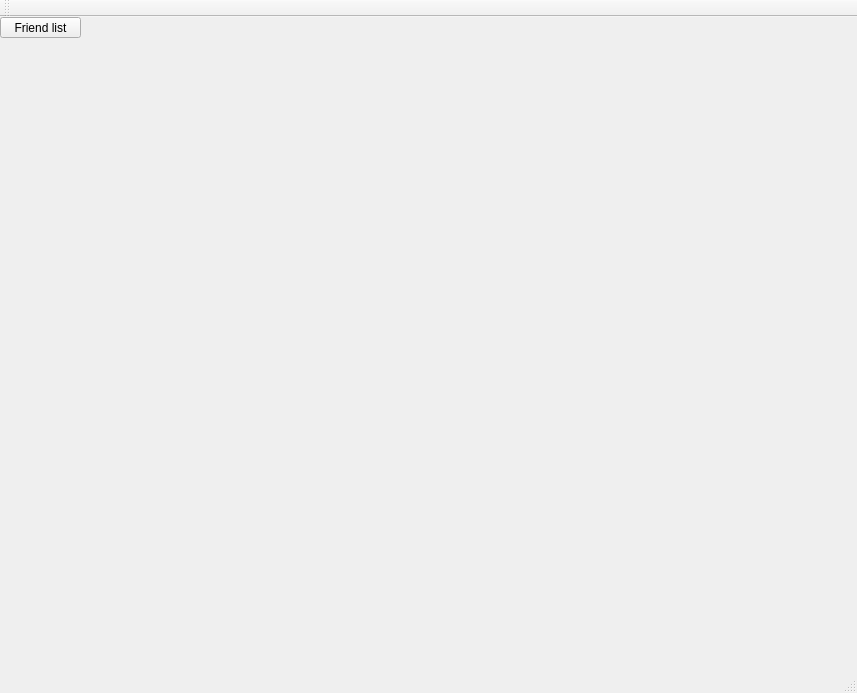
Qt form mainwindow.ui (bogdyname/Freechat-Windows) before a commit.
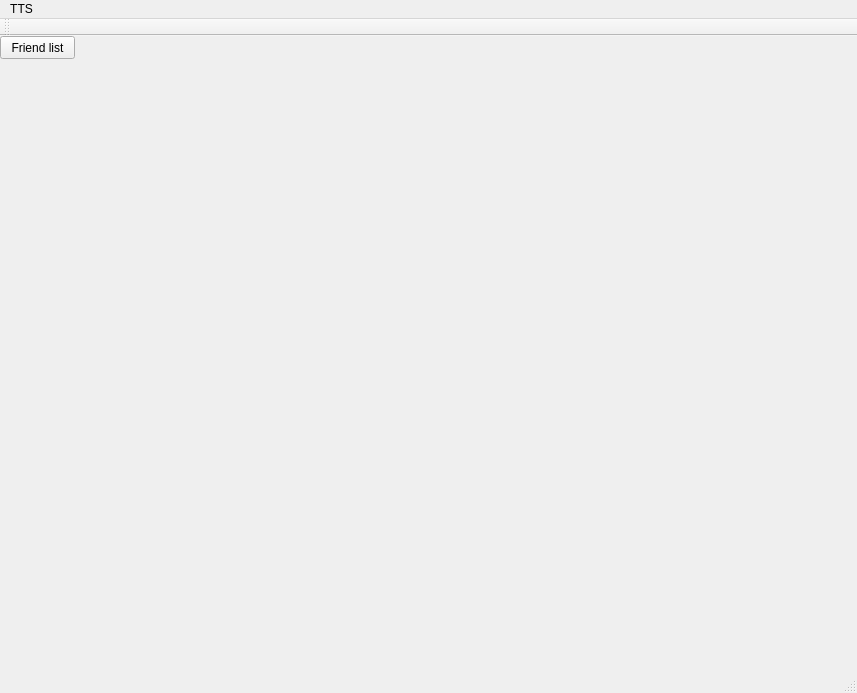
The same form after that commit.

```diff
--- a/mainwindow.ui
+++ b/mainwindow.ui
@@ -19,8 +19,8 @@
      <rect>
       <x>0</x>
       <y>0</y>
-      <width>81</width>
-      <height>21</height>
+      <width>75</width>
+      <height>23</height>
      </rect>
     </property>
     <property name="text">
@@ -37,6 +37,12 @@
      <height>21</height>
     </rect>
    </property>
+   <widget class="QMenu" name="menuTTS">
+    <property name="title">
+     <string>TTS</string>
+    </property>
+   </widget>
+   <addaction name="menuTTS"/>
   </widget>
   <widget class="QToolBar" name="mainToolBar">
    <attribute name="toolBarArea">
```
